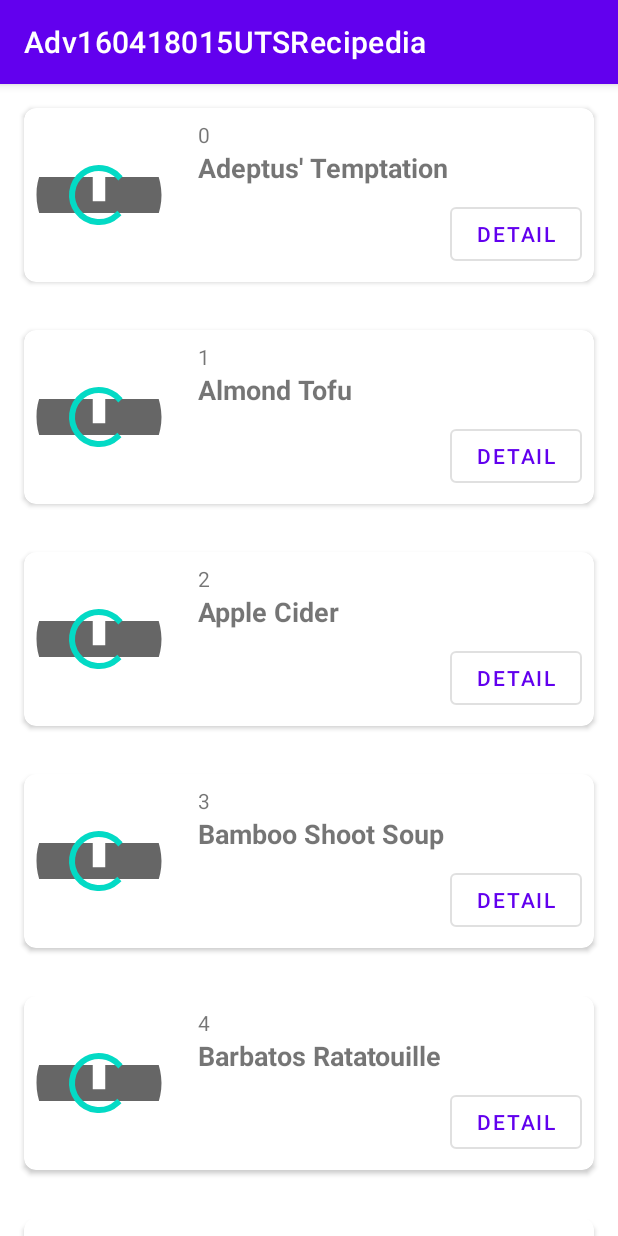
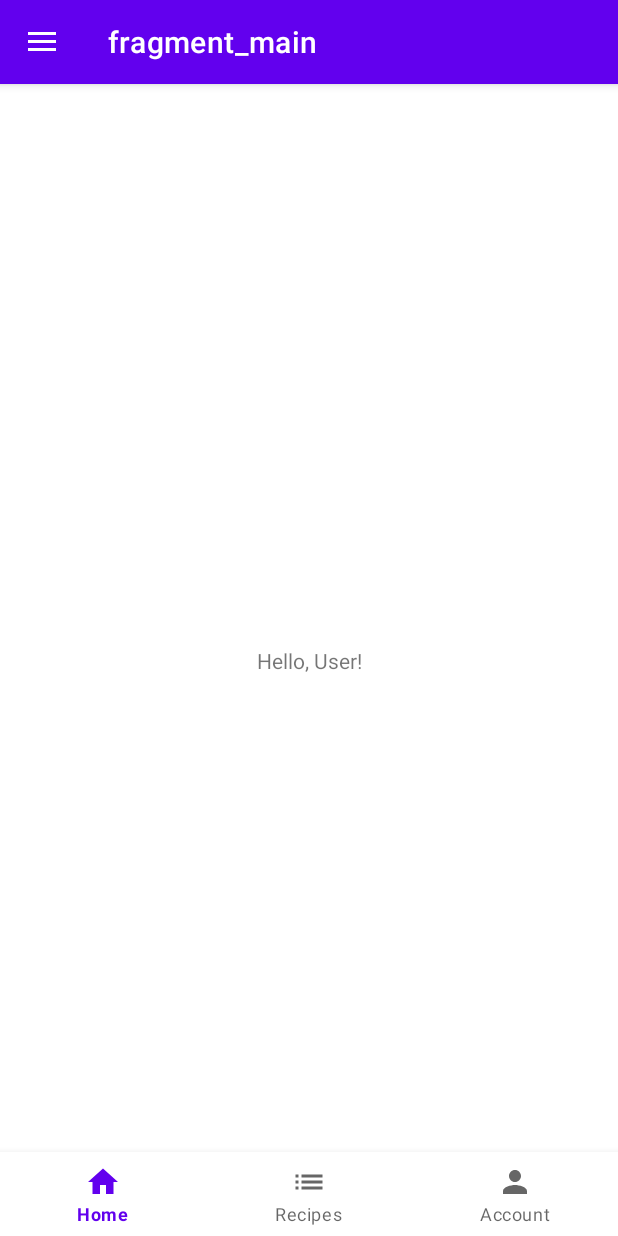
Before and after one commit to joseph-k-git/native160418015_UTS, an Android app: the screen it shows after launch (MainActivity), on a phone screen of 412 x 824 dp. Run offline under Robolectric (Android 15) with nearby library versions, the phone set to English and light mode, and no system bars; our stand-ins replace navigation-ui.

Commit message:
Navigation basic

```diff
--- a/app/src/main/java/com/joseph18/ifubaya/adv160418015utsrecipedia/view/MainActivity.kt
+++ b/app/src/main/java/com/joseph18/ifubaya/adv160418015utsrecipedia/view/MainActivity.kt
@@ -2,11 +2,26 @@ package com.joseph18.ifubaya.adv160418015utsrecipedia.view
 
 import androidx.appcompat.app.AppCompatActivity
 import android.os.Bundle
+import androidx.navigation.NavController
+import androidx.navigation.fragment.NavHostFragment
+import androidx.navigation.ui.NavigationUI
+import androidx.navigation.ui.setupWithNavController
 import com.joseph18.ifubaya.adv160418015utsrecipedia.R
+import kotlinx.android.synthetic.main.activity_main.*
 
 class MainActivity : AppCompatActivity() {
+    private lateinit var navController :NavController
+
     override fun onCreate(savedInstanceState: Bundle?) {
         super.onCreate(savedInstanceState)
         setContentView(R.layout.activity_main)
+
+        var navHostFragment = supportFragmentManager.findFragmentById(R.id.hostFragment) as NavHostFragment
+
+        navController = navHostFragment.navController
+        NavigationUI.setupActionBarWithNavController(this, navController, drawerLayout)
+        NavigationUI.setupWithNavController(navView, navController)
+
+        bottomNav.setupWithNavController(navController)
     }
 }
--- /dev/null
+++ b/app/src/main/java/com/joseph18/ifubaya/adv160418015utsrecipedia/view/MainFragment.kt
@@ -0,0 +1,25 @@
+package com.joseph18.ifubaya.adv160418015utsrecipedia.view
+
+import android.os.Bundle
+import androidx.fragment.app.Fragment
+import android.view.LayoutInflater
+import android.view.View
+import android.view.ViewGroup
+import androidx.navigation.Navigation
+import com.joseph18.ifubaya.adv160418015utsrecipedia.R
+import kotlinx.android.synthetic.main.fragment_main.*
+
+class MainFragment : Fragment() {
+
+    override fun onCreateView(
+        inflater: LayoutInflater, container: ViewGroup?,
+        savedInstanceState: Bundle?
+    ): View? {
+        // Inflate the layout for this fragment
+        return inflater.inflate(R.layout.fragment_main, container, false)
+    }
+
+    override fun onViewCreated(view: View, savedInstanceState: Bundle?) {
+        super.onViewCreated(view, savedInstanceState)
+    }
+}
--- /dev/null
+++ b/app/src/main/res/drawable/ic_baseline_home_24.xml
@@ -0,0 +1,10 @@
+<vector xmlns:android="http://schemas.android.com/apk/res/android"
+    android:width="24dp"
+    android:height="24dp"
+    android:viewportWidth="24"
+    android:viewportHeight="24"
+    android:tint="?attr/colorControlNormal">
+  <path
+      android:fillColor="@android:color/white"
+      android:pathData="M10,20v-6h4v6h5v-8h3L12,3 2,12h3v8z"/>
+</vector>
--- /dev/null
+++ b/app/src/main/res/drawable/ic_baseline_list_24.xml
@@ -0,0 +1,10 @@
+<vector xmlns:android="http://schemas.android.com/apk/res/android"
+    android:width="24dp"
+    android:height="24dp"
+    android:viewportWidth="24"
+    android:viewportHeight="24"
+    android:tint="?attr/colorControlNormal">
+  <path
+      android:fillColor="@android:color/white"
+      android:pathData="M3,13h2v-2L3,11v2zM3,17h2v-2L3,15v2zM3,9h2L5,7L3,7v2zM7,13h14v-2L7,11v2zM7,17h14v-2L7,15v2zM7,7v2h14L21,7L7,7z"/>
+</vector>
--- /dev/null
+++ b/app/src/main/res/drawable/ic_baseline_person_24.xml
@@ -0,0 +1,10 @@
+<vector xmlns:android="http://schemas.android.com/apk/res/android"
+    android:width="24dp"
+    android:height="24dp"
+    android:viewportWidth="24"
+    android:viewportHeight="24"
+    android:tint="?attr/colorControlNormal">
+  <path
+      android:fillColor="@android:color/white"
+      android:pathData="M12,12c2.21,0 4,-1.79 4,-4s-1.79,-4 -4,-4 -4,1.79 -4,4 1.79,4 4,4zM12,14c-2.67,0 -8,1.34 -8,4v2h16v-2c0,-2.66 -5.33,-4 -8,-4z"/>
+</vector>
--- a/app/src/main/res/layout/activity_main.xml
+++ b/app/src/main/res/layout/activity_main.xml
@@ -1,18 +1,45 @@
 <?xml version="1.0" encoding="utf-8"?>
-<androidx.constraintlayout.widget.ConstraintLayout xmlns:android="http://schemas.android.com/apk/res/android"
+<androidx.drawerlayout.widget.DrawerLayout
+    xmlns:android="http://schemas.android.com/apk/res/android"
     xmlns:app="http://schemas.android.com/apk/res-auto"
     xmlns:tools="http://schemas.android.com/tools"
+    android:layout_width="match_parent"
+    android:layout_height="match_parent"
+    android:fitsSystemWindows="true"
+    android:id="@+id/drawerLayout">
+
+    <androidx.constraintlayout.widget.ConstraintLayout
         android:layout_width="match_parent"
         android:layout_height="match_parent"
         tools:context=".view.MainActivity">
 
         <androidx.fragment.app.FragmentContainerView
             android:id="@+id/hostFragment"
-        android:name="com.joseph18.ifubaya.adv160418015utsrecipedia.view.RecipeListFragment"
-        android:layout_width="wrap_content"
+            android:name="androidx.navigation.fragment.NavHostFragment"
+            android:layout_width="match_parent"
+            android:layout_height="match_parent"
+            app:defaultNavHost="true"
+            app:layout_constraintBottom_toBottomOf="parent"
+            app:layout_constraintEnd_toEndOf="parent"
+            app:layout_constraintStart_toStartOf="parent"
+            app:layout_constraintTop_toTopOf="parent"
+            app:navGraph="@navigation/main_navigation" />
+
+        <com.google.android.material.bottomnavigation.BottomNavigationView
+            android:id="@+id/bottomNav"
+            android:layout_width="0dp"
             android:layout_height="wrap_content"
             app:layout_constraintBottom_toBottomOf="parent"
             app:layout_constraintEnd_toEndOf="parent"
+            app:layout_constraintHorizontal_bias="1.0"
             app:layout_constraintStart_toStartOf="parent"
-        app:layout_constraintTop_toTopOf="parent" />
+            app:menu="@menu/bottom_menu" />
     </androidx.constraintlayout.widget.ConstraintLayout>
+
+    <com.google.android.material.navigation.NavigationView
+        android:id="@+id/navView"
+        android:layout_width="wrap_content"
+        android:layout_height="match_parent"
+        android:layout_gravity="start"
+        app:menu="@menu/bottom_menu" />
+</androidx.drawerlayout.widget.DrawerLayout>
--- /dev/null
+++ b/app/src/main/res/layout/fragment_main.xml
@@ -0,0 +1,23 @@
+<?xml version="1.0" encoding="utf-8"?>
+<FrameLayout xmlns:android="http://schemas.android.com/apk/res/android"
+    xmlns:app="http://schemas.android.com/apk/res-auto"
+    xmlns:tools="http://schemas.android.com/tools"
+    android:layout_width="match_parent"
+    android:layout_height="match_parent"
+    tools:context=".view.MainFragment">
+
+    <androidx.constraintlayout.widget.ConstraintLayout
+        android:layout_width="match_parent"
+        android:layout_height="match_parent">
+
+        <TextView
+            android:id="@+id/txtUserName"
+            android:layout_width="wrap_content"
+            android:layout_height="wrap_content"
+            android:text="Hello, User!"
+            app:layout_constraintBottom_toBottomOf="parent"
+            app:layout_constraintEnd_toEndOf="parent"
+            app:layout_constraintStart_toStartOf="parent"
+            app:layout_constraintTop_toTopOf="parent" />
+    </androidx.constraintlayout.widget.ConstraintLayout>
+</FrameLayout>
--- /dev/null
+++ b/app/src/main/res/menu/bottom_menu.xml
@@ -0,0 +1,20 @@
+<?xml version="1.0" encoding="utf-8"?>
+<menu xmlns:app="http://schemas.android.com/apk/res-auto"
+    xmlns:android="http://schemas.android.com/apk/res/android">
+
+    <item
+        android:id="@+id/itemHome"
+        android:icon="@drawable/ic_baseline_home_24"
+        android:title="Home"
+        app:showAsAction="always" />
+    <item
+        android:id="@+id/itemRecipes"
+        android:icon="@drawable/ic_baseline_list_24"
+        android:title="Recipes"
+        app:showAsAction="always" />
+    <item
+        android:id="@+id/itemAccount"
+        android:icon="@drawable/ic_baseline_person_24"
+        android:title="Account"
+        app:showAsAction="always" />
+</menu>
--- a/app/src/main/res/navigation/main_navigation.xml
+++ b/app/src/main/res/navigation/main_navigation.xml
@@ -3,13 +3,13 @@
     xmlns:app="http://schemas.android.com/apk/res-auto"
     xmlns:tools="http://schemas.android.com/tools"
     android:id="@+id/main_navigation.xml"
-    app:startDestination="@id/recipeListFragment">
+    app:startDestination="@id/itemHome">
 
     <fragment
-        android:id="@+id/recipeListFragment"
+        android:id="@+id/itemRecipes"
         android:name="com.joseph18.ifubaya.adv160418015utsrecipedia.view.RecipeListFragment"
         android:label="fragment_recipe_list"
-        tools:layout="@layout/fragment_recipe_list" >
+        tools:layout="@layout/fragment_recipe_list">
         <action
             android:id="@+id/action_recipeListFragment_to_recipeDetailFragment"
             app:destination="@id/recipeDetailFragment" />
@@ -18,9 +18,14 @@
         android:id="@+id/recipeDetailFragment"
         android:name="com.joseph18.ifubaya.adv160418015utsrecipedia.view.RecipeDetailFragment"
         android:label="fragment_recipe_detail"
-        tools:layout="@layout/fragment_recipe_detail" >
+        tools:layout="@layout/fragment_recipe_detail">
         <argument
             android:name="recipeId"
             app:argType="integer" />
     </fragment>
+    <fragment
+        android:id="@+id/itemHome"
+        android:name="com.joseph18.ifubaya.adv160418015utsrecipedia.view.MainFragment"
+        android:label="fragment_main"
+        tools:layout="@layout/fragment_main" />
 </navigation>
```
Lines whose indentation alone changed are shown as unchanged.
